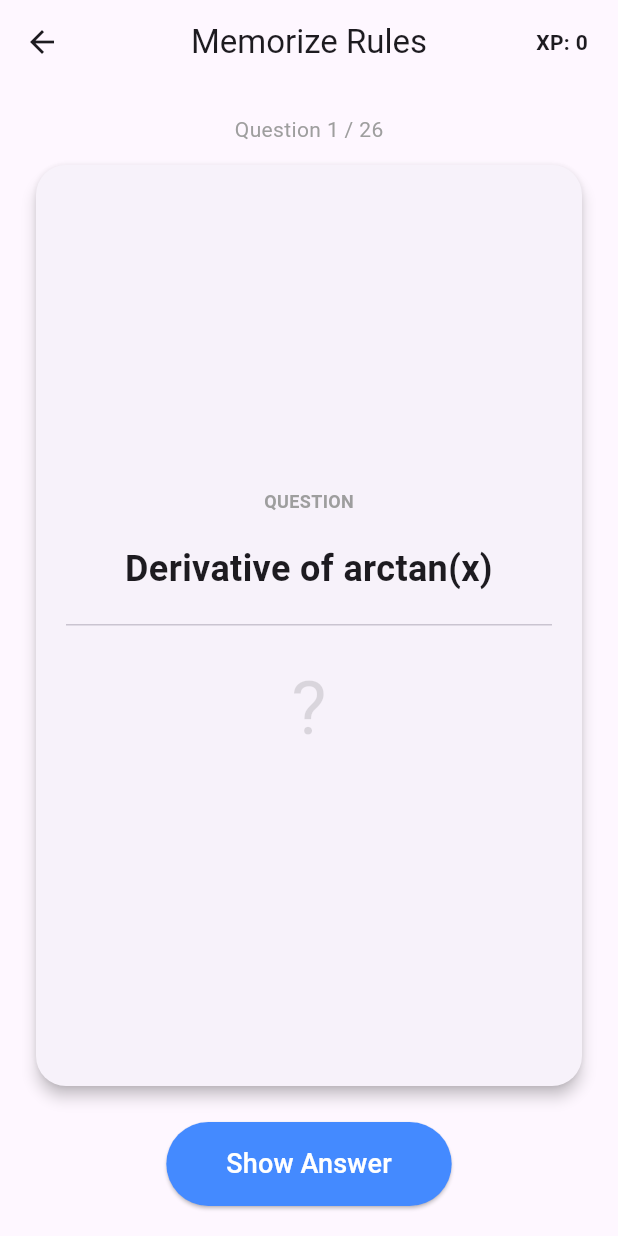
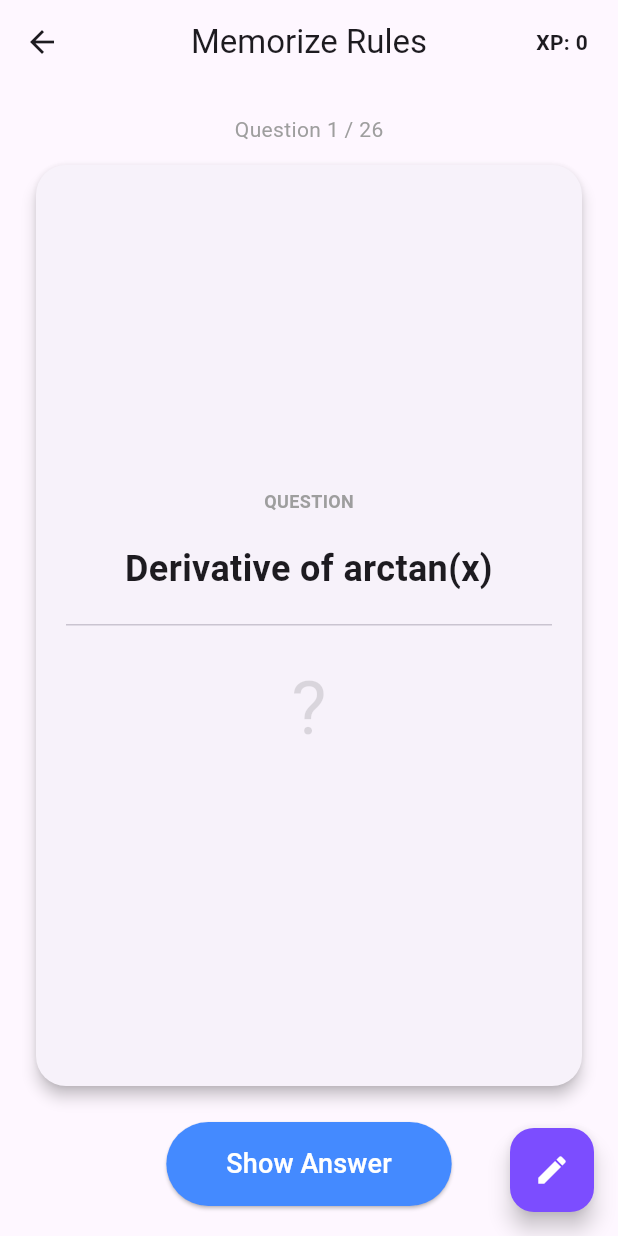
Before and after one commit to arda-sahin/CalcMemo, a Flutter app: the QuizScreen screen opened directly with empty values, on a phone screen of 412 x 824 dp. Run offline on Flutter 3.47's test engine with Material 3 defaults, Android fonts, the phone set to English and light mode, and no system bars; our stand-ins replace shared_preferences, signature; missing offline and left inert: flutter_math_fork; accounts and stored records are empty.

Commit message:
sketch-pad added

```diff
--- a/lib/screens/quiz_screen.dart
+++ b/lib/screens/quiz_screen.dart
@@ -1,10 +1,9 @@
-// Path: lib/screens/quiz_screen.dart
-
 import 'package:flutter/material.dart';
 import 'package:flutter_math_fork/flutter_math.dart';
 import '../models/math_models.dart';
-import '../core/data_manager.dart';
-import '../core/score_manager.dart';
+import '../core/data_manager.dart'; // DataManager kullanıyoruz
+import '../core/score_manager.dart'; // ScoreManager kullanıyoruz
+import 'scratchpad_screen.dart'; // YENİ: Scratchpad ekranını import ettik
 
 // Helper class (Adapter)
 class QuizItem {
@@ -50,16 +49,11 @@ class _QuizScreenState extends State<QuizScreen> {
   }
 
   void _loadData() {
-    // Veriyi ve algoritmayı DataManager'dan çekiyoruz
-    // Artık ağırlıklı (weighted) listemiz geliyor!
-    _items = DataManager().getWeightedQuizItems(
-      widget.topic,
-      widget.isPracticeMode,
-    );
+    // Veriyi DataManager'dan çekiyoruz
+    _items = DataManager().getWeightedQuizItems(widget.topic, widget.isPracticeMode);
 
-    // Eğer liste boşsa hata vermesin
     if (_items.isEmpty) {
-      print("Warning: No items found for topic ${widget.topic}");
+        print("Warning: No items found for topic ${widget.topic}");
     }
   }
 
@@ -80,28 +74,22 @@ class _QuizScreenState extends State<QuizScreen> {
     // 1. Calculate and update score via Manager
     final points = ScoreManager().updateScore(
       isCorrect: isCorrect,
-      usedHint: _usedHint,
+      usedHint: _usedHint
     );
 
     // 2. Show Feedback (SnackBar)
     String message = isCorrect ? "Correct!" : "Wrong!";
     Color color = isCorrect ? Colors.green : Colors.red;
 
-    // Add combo info if applicable
     if (isCorrect && ScoreManager().currentCombo > 2) {
-      message +=
-          " (Combo x${ScoreManager().currentCombo > 4 ? '2.0' : '1.5'}!)";
+      message += " (Combo x${ScoreManager().currentCombo > 4 ? '2.0' : '1.5'}!)";
     }
 
-    // Points text (e.g., "+10 XP" or "-5 XP")
     message += " ${points >= 0 ? '+' : ''}$points XP";
 
     ScaffoldMessenger.of(context).showSnackBar(
       SnackBar(
-        content: Text(
-          message,
-          style: const TextStyle(fontWeight: FontWeight.bold),
-        ),
+        content: Text(message, style: const TextStyle(fontWeight: FontWeight.bold)),
         backgroundColor: color,
         duration: const Duration(milliseconds: 800),
       ),
@@ -111,29 +99,23 @@ class _QuizScreenState extends State<QuizScreen> {
     _nextCard();
   }
 
-  // İpucu fonksiyonunu da DataManager'a bağlayalım
   void _showHint(String ruleId) {
     setState(() {
       _usedHint = true;
     });
 
-    // Repository yerine Manager kullanıyoruz
     final rule = DataManager().getRuleById(ruleId);
 
-    if (rule == null) return; // Güvenlik önlemi
+    if (rule == null) return;
 
     showModalBottomSheet(
-      // ... (Burası aynı kalacak)
       context: context,
       builder: (context) => Container(
         padding: const EdgeInsets.all(20),
         height: 200,
         child: Column(
           children: [
-            Text(
-              "Hint: ${rule.name}",
-              style: const TextStyle(fontWeight: FontWeight.bold, fontSize: 18),
-            ),
+            Text("Hint: ${rule.name}", style: const TextStyle(fontWeight: FontWeight.bold, fontSize: 18)),
             const Divider(),
             const SizedBox(height: 20),
             Center(
@@ -161,31 +143,42 @@ class _QuizScreenState extends State<QuizScreen> {
 
     return Scaffold(
       appBar: AppBar(
-        title: Text(
-          widget.isPracticeMode ? "Practice Problems" : "Memorize Rules",
-        ),
+        title: Text(widget.isPracticeMode ? "Practice Problems" : "Memorize Rules"),
         centerTitle: true,
         actions: [
-          // Optional: Show current score in AppBar
-          Padding(
-            padding: const EdgeInsets.only(right: 20),
-            child: Center(
-              child: Text(
-                "XP: ${ScoreManager().totalScore}",
-                style: const TextStyle(fontWeight: FontWeight.bold),
+            // Show current score in AppBar
+            Padding(
+                padding: const EdgeInsets.only(right: 20),
+                child: Center(child: Text("XP: ${ScoreManager().totalScore}", style: const TextStyle(fontWeight: FontWeight.bold))),
+            )
+        ],
+      ),
+
+      // --- YENİ EKLENEN KISIM: KARALAMA DEFTERİ BUTONU ---
+      floatingActionButton: FloatingActionButton(
+        backgroundColor: Colors.deepPurpleAccent,
+        foregroundColor: Colors.white,
+        child: const Icon(Icons.edit), // Kalem ikonu
+        onPressed: () {
+          // Scratchpad ekranını aç
+          Navigator.push(
+            context,
+            MaterialPageRoute(
+              fullscreenDialog: true, // Tam ekran dialog efekti
+              builder: (context) => ScratchpadScreen(
+                questionTex: currentItem.question, // Mevcut soruyu gönderiyoruz
               ),
             ),
-          ),
-        ],
+          );
+        },
       ),
+      // ----------------------------------------------------
+
       body: Padding(
         padding: const EdgeInsets.all(20.0),
         child: Column(
           children: [
-            Text(
-              "Question ${_currentIndex + 1} / ${_items.length}",
-              style: const TextStyle(color: Colors.grey),
-            ),
+            Text("Question ${_currentIndex + 1} / ${_items.length}", style: const TextStyle(color: Colors.grey)),
 
             // --- COMBO INDICATOR (FIRE) ---
             if (ScoreManager().currentCombo >= 2)
@@ -194,16 +187,10 @@ class _QuizScreenState extends State<QuizScreen> {
                 child: Row(
                   mainAxisAlignment: MainAxisAlignment.center,
                   children: [
-                    const Icon(
-                      Icons.local_fire_department,
-                      color: Colors.orange,
-                    ),
+                    const Icon(Icons.local_fire_department, color: Colors.orange),
                     Text(
                       " Streak: ${ScoreManager().currentCombo}",
-                      style: const TextStyle(
-                        color: Colors.orange,
-                        fontWeight: FontWeight.bold,
-                      ),
+                      style: const TextStyle(color: Colors.orange, fontWeight: FontWeight.bold),
                     ),
                   ],
                 ),
@@ -215,62 +202,27 @@ class _QuizScreenState extends State<QuizScreen> {
             Expanded(
               child: Card(
                 elevation: 4,
-                shape: RoundedRectangleBorder(
-                  borderRadius: BorderRadius.circular(20),
-                ),
+                shape: RoundedRectangleBorder(borderRadius: BorderRadius.circular(20)),
                 child: Padding(
                   padding: const EdgeInsets.all(20.0),
                   child: Column(
                     mainAxisAlignment: MainAxisAlignment.center,
                     children: [
-                      const Text(
-                        "QUESTION",
-                        style: TextStyle(
-                          fontSize: 12,
-                          fontWeight: FontWeight.bold,
-                          color: Colors.grey,
-                        ),
-                      ),
+                      const Text("QUESTION", style: TextStyle(fontSize: 12, fontWeight: FontWeight.bold, color: Colors.grey)),
                       const SizedBox(height: 20),
                       currentItem.isQuestionLatex
-                          ? Math.tex(
-                              currentItem.question,
-                              textStyle: const TextStyle(fontSize: 24),
-                            )
-                          : Text(
-                              currentItem.question,
-                              style: const TextStyle(
-                                fontSize: 24,
-                                fontWeight: FontWeight.bold,
-                              ),
-                              textAlign: TextAlign.center,
-                            ),
+                          ? Math.tex(currentItem.question, textStyle: const TextStyle(fontSize: 24))
+                          : Text(currentItem.question, style: const TextStyle(fontSize: 24, fontWeight: FontWeight.bold), textAlign: TextAlign.center),
 
                       const Divider(height: 40),
 
                       if (_showAnswer) ...[
-                        const Text(
-                          "ANSWER",
-                          style: TextStyle(
-                            fontSize: 12,
-                            fontWeight: FontWeight.bold,
-                            color: Colors.green,
-                          ),
-                        ),
+                        const Text("ANSWER", style: TextStyle(fontSize: 12, fontWeight: FontWeight.bold, color: Colors.green)),
                         const SizedBox(height: 20),
-                        Math.tex(
-                          currentItem.answer,
-                          textStyle: const TextStyle(
-                            fontSize: 24,
-                            color: Colors.green,
-                          ),
-                        ),
+                        Math.tex(currentItem.answer, textStyle: const TextStyle(fontSize: 24, color: Colors.green)),
                       ] else ...[
-                        const Text(
-                          "?",
-                          style: TextStyle(fontSize: 50, color: Colors.black12),
-                        ),
-                      ],
+                        const Text("?", style: TextStyle(fontSize: 50, color: Colors.black12)),
+                      ]
                     ],
                   ),
                 ),
@@ -282,39 +234,24 @@ class _QuizScreenState extends State<QuizScreen> {
             if (!_showAnswer) ...[
               // State 1: Question Visible
               if (widget.isPracticeMode && currentItem.hintRuleId != null)
-                TextButton.icon(
-                  onPressed: () => _showHint(currentItem.hintRuleId!),
-                  icon: const Icon(
-                    Icons.lightbulb_outline,
-                    color: Colors.orange,
+                 TextButton.icon(
+                    onPressed: () => _showHint(currentItem.hintRuleId!),
+                    icon: const Icon(Icons.lightbulb_outline, color: Colors.orange),
+                    label: const Text("Need a Hint? (-50% XP)", style: TextStyle(color: Colors.orange)),
                   ),
-                  label: const Text(
-                    "Need a Hint? (-50% XP)",
-                    style: TextStyle(color: Colors.orange),
-                  ),
-                ),
 
               ElevatedButton(
                 onPressed: () => setState(() => _showAnswer = true),
                 style: ElevatedButton.styleFrom(
-                  padding: const EdgeInsets.symmetric(
-                    horizontal: 40,
-                    vertical: 15,
-                  ),
+                  padding: const EdgeInsets.symmetric(horizontal: 40, vertical: 15),
                   backgroundColor: Colors.blueAccent,
                   foregroundColor: Colors.white,
                 ),
-                child: const Text(
-                  "Show Answer",
-                  style: TextStyle(fontSize: 18),
-                ),
+                child: const Text("Show Answer", style: TextStyle(fontSize: 18)),
               ),
             ] else ...[
               // State 2: Answer Revealed (Self Evaluation)
-              const Text(
-                "Did you get it right?",
-                style: TextStyle(color: Colors.grey),
-              ),
+              const Text("Did you get it right?", style: TextStyle(color: Colors.grey)),
               const SizedBox(height: 10),
               Row(
                 children: [
@@ -344,7 +281,7 @@ class _QuizScreenState extends State<QuizScreen> {
                     ),
                   ),
                 ],
-              ),
+              )
             ],
           ],
         ),
--- a/pubspec.yaml
+++ b/pubspec.yaml
@@ -30,12 +30,10 @@ environment:
 dependencies:
   flutter:
     sdk: flutter
-
-  # The following adds the Cupertino Icons font to your application.
-  # Use with the CupertinoIcons class for iOS style icons.
   cupertino_icons: ^1.0.8
   flutter_math_fork: ^0.7.2
   shared_preferences: ^2.2.2
+  signature: ^5.5.0
 
 dev_dependencies:
   flutter_test:
```
Also changed, not shown: lib/screens/scratchpad_screen.dart (added, +91 -0 lines), pubspec.lock.
